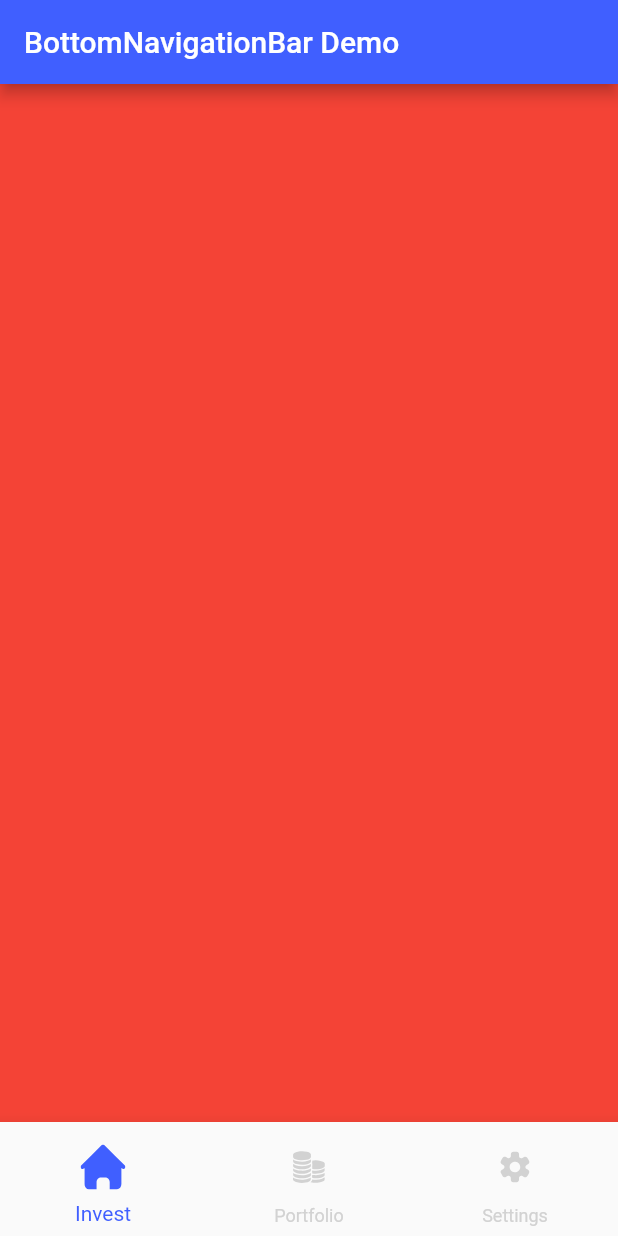
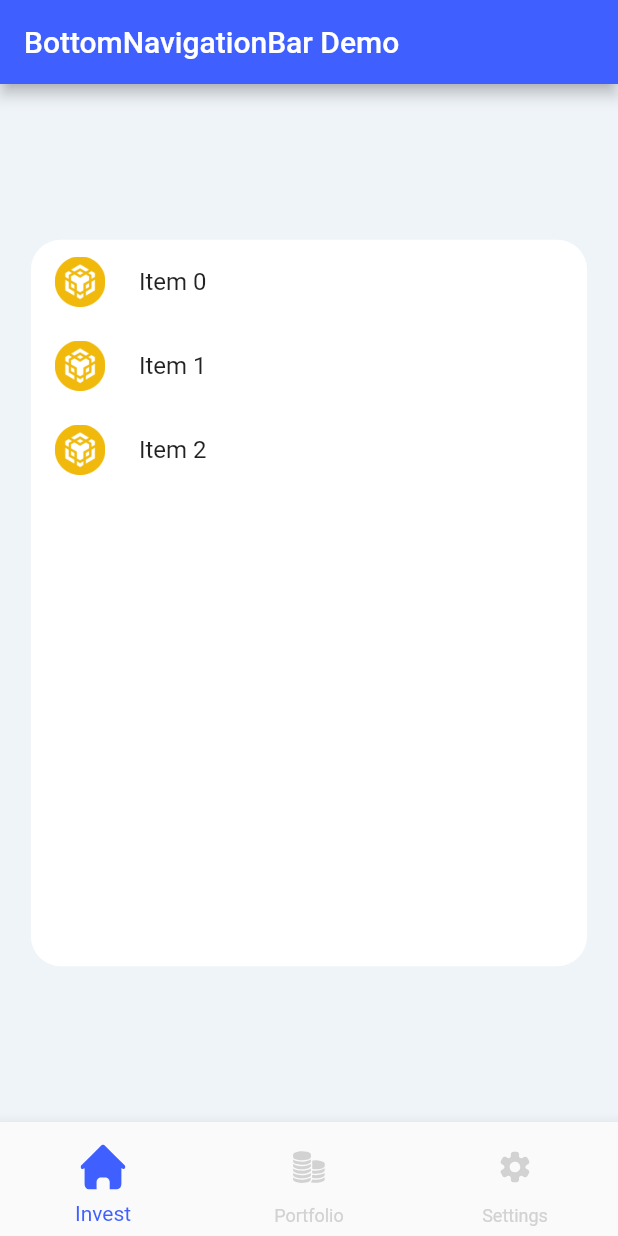
Before and after one commit to Baskteer/flutter-app, a Flutter app: the screen it shows after launch, on a phone screen of 412 x 824 dp. Run offline on Flutter 3.47's test engine with Material 2 defaults, Android fonts, the phone set to English and light mode, and no system bars; our stand-ins replace auto_route, bloc, flutter_bloc, flutter_svg, freezed_annotation, get_it and 1 more; missing offline and left inert: flutter_web3; project files that could hold a hidden picture were left out.

Commit message:
adds a listview to invest page

```diff
--- a/baskteer/lib/presentation/home_page.dart
+++ b/baskteer/lib/presentation/home_page.dart
@@ -21,9 +21,9 @@ class _HomePageState extends State<HomePage> {
           title: const Text('BottomNavigationBar Demo'),
         ),
         body: [
-          const InvestPage(),
+          InvestPage(),
           const PortfolioPage(),
-          const SettingsPage()
+          SettingsPage(),
         ][_selectedIndex],
         bottomNavigationBar: BottomNavigationBar(
           unselectedItemColor: const Color(0xffD2D2D2),
--- a/baskteer/lib/presentation/invest_page.dart
+++ b/baskteer/lib/presentation/invest_page.dart
@@ -1,12 +1,40 @@
 import 'package:flutter/material.dart';
 
 class InvestPage extends StatelessWidget {
-  const InvestPage({Key? key}) : super(key: key);
+  InvestPage({Key? key}) : super(key: key);
+
+  final items = List<String>.generate(3, (i) => 'Item $i');
 
   @override
   Widget build(BuildContext context) {
     return Container(
-      color: Colors.red,
+      color: const Color(0xFFEFF4F9),
+      child: Center(
+        child: FractionallySizedBox(
+          widthFactor: 0.9,
+          heightFactor: 0.7,
+          child: Container(
+            decoration: const BoxDecoration(
+              color: Colors.white,
+              borderRadius: BorderRadius.all(Radius.circular(20.0)),
+            ),
+            child:
+            ListView.builder(
+              itemCount: items.length,
+              itemBuilder: (context, index) {
+                return ListTile(
+                  leading: FractionallySizedBox(
+                      heightFactor: 0.6,
+                      child: Image.asset(
+                        'lib/assets/images/bnb.png',
+                      )),
+                  title: Text(items[index]),
+                );
+              },
+            ),
+          ),
+        ),
+      ),
     );
   }
 }
```
Also changed, not shown: baskteer/lib/presentation/settings_page.dart (+11 -2 lines), baskteer/lib/assets/images/bnb.png (added), 1 other file.
